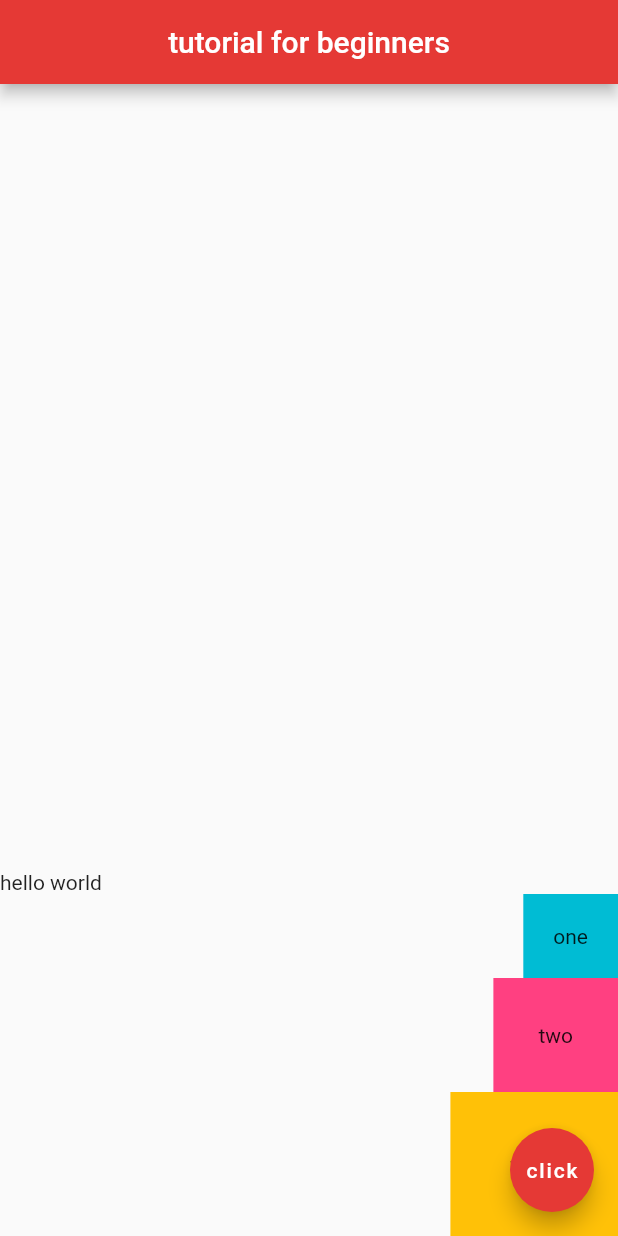
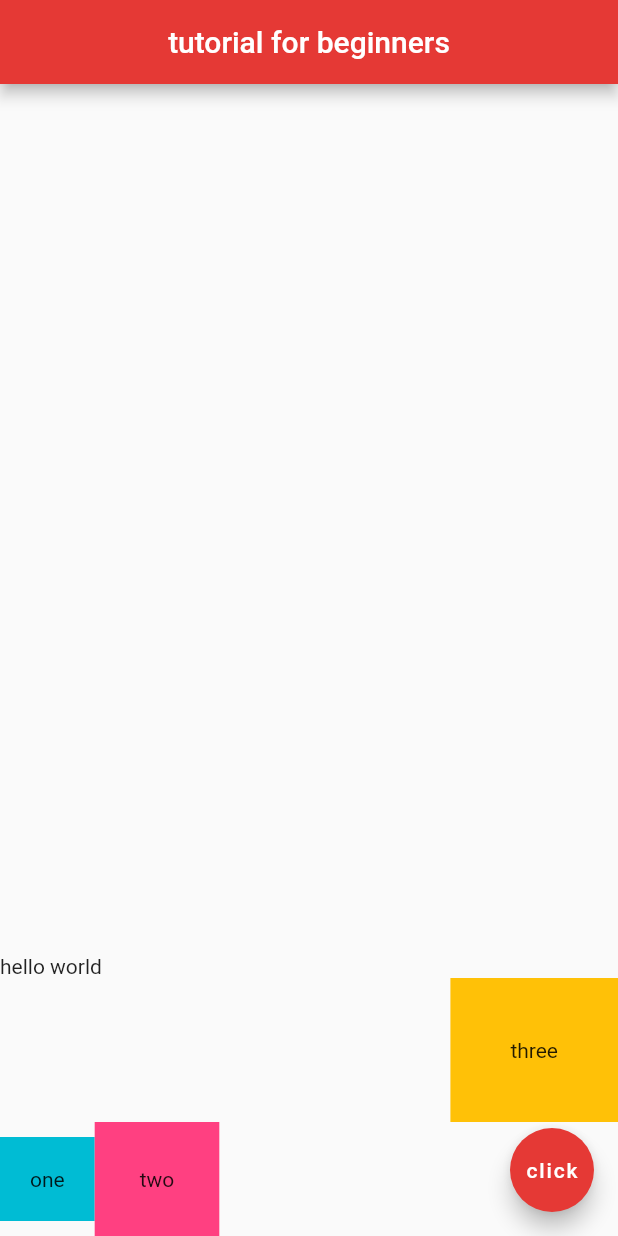
Before and after one commit to G-Shino/spike-flutter, a Flutter app: the screen it shows after launch, on a phone screen of 412 x 824 dp. Run offline on Flutter 3.47's test engine with Material 2 defaults, Android fonts, the phone set to English and light mode, and no system bars.

Commit message:
use short cut

```diff
--- a/tutorialForBeginners/lib/main.dart
+++ b/tutorialForBeginners/lib/main.dart
@@ -24,19 +24,25 @@ class Home extends StatelessWidget {
             ]
           ),
           Container(
-            padding: EdgeInsets.all(20.0),
-            color: Colors.cyan,
-            child: Text("one"),
-          ),
-          Container(
-            padding: EdgeInsets.all(30.0),
-            color: Colors.pinkAccent,
-            child: Text("two"),
-          ),
-          Container(
             padding: EdgeInsets.all(40.0),
             color: Colors.amber,
             child: Text("three"),
+          ),
+          Row(
+            children: [
+              Container(
+                padding: EdgeInsets.all(20.0),
+                color: Colors.cyan,
+                child: Text("one"),
+              ),
+              Center(
+                child: Container(
+                  padding: EdgeInsets.all(30.0),
+                  color: Colors.pinkAccent,
+                  child: Text("two"),
+                ),
+              ),
+            ],
           ),
         ],
       ),
```
